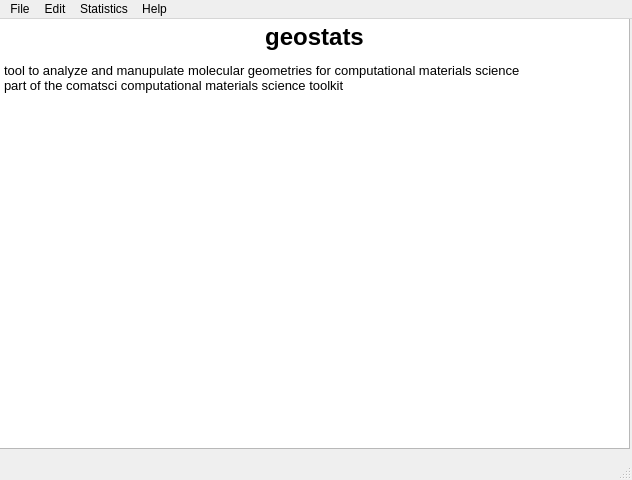
First picture: the form in gui/src/geostatspack4_ui/geostatsMain.ui, repository janknaup/comatsci, before the edit.
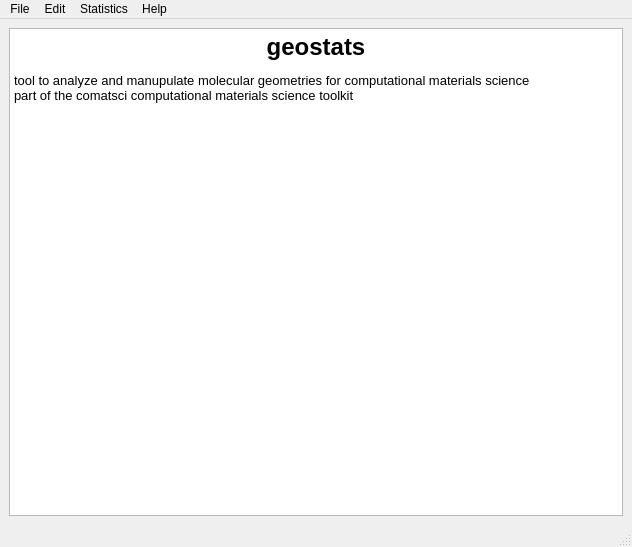
Second picture: the form after the edit. Icons and pictures are not drawn.

```diff
--- a/gui/src/geostatspack4_ui/geostatsMain.ui
+++ b/gui/src/geostatspack4_ui/geostatsMain.ui
@@ -7,7 +7,7 @@
     <x>0</x>
     <y>0</y>
     <width>632</width>
-    <height>480</height>
+    <height>547</height>
    </rect>
   </property>
   <property name="windowTitle">
@@ -18,15 +18,8 @@
     <normaloff>:/images/images/GSLogo.svg</normaloff>:/images/images/GSLogo.svg</iconset>
   </property>
   <widget class="QWidget" name="centralwidget">
-   <widget class="QWidget" name="verticalLayoutWidget">
-    <property name="geometry">
-     <rect>
-      <x>-1</x>
-      <y>-1</y>
-      <width>631</width>
-      <height>431</height>
-     </rect>
-    </property>
+   <layout class="QVBoxLayout" name="verticalLayout_2">
+    <item>
     <layout class="QVBoxLayout" name="verticalLayout">
      <item>
       <widget class="QTextBrowser" name="textBrowser">
@@ -49,7 +42,8 @@
       </widget>
      </item>
     </layout>
-   </widget>
+    </item>
+   </layout>
   </widget>
   <widget class="QMenuBar" name="menubar">
    <property name="geometry">
```
Lines whose indentation alone changed are shown as unchanged.
